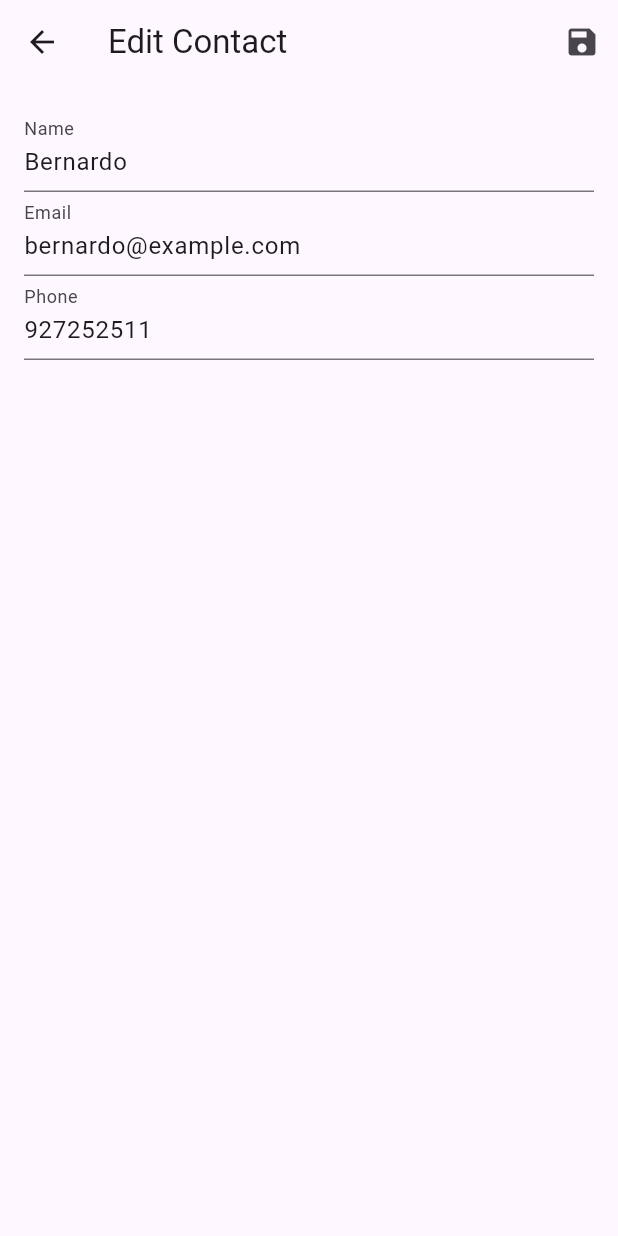
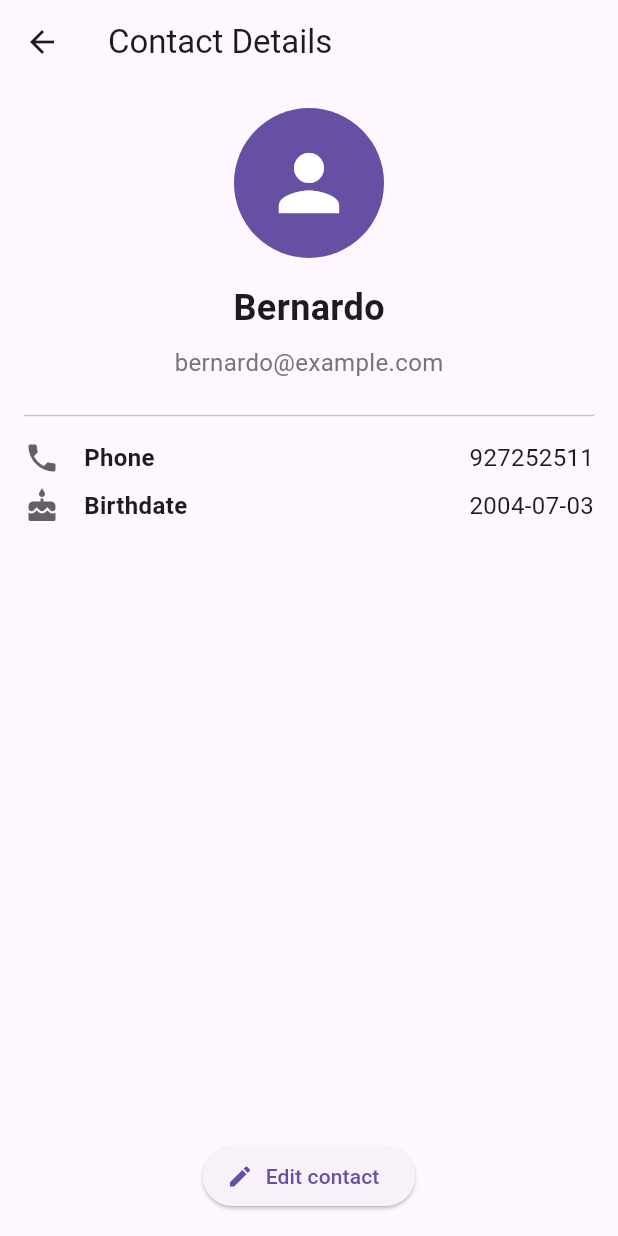
Before and after one commit to BernardoArede/ContactsApp-Flutter, a Flutter app: the screen it shows after launch, after a tap on "Bernardo", on a phone screen of 412 x 824 dp. Run offline on Flutter 3.47's test engine with Material 3 defaults, Android fonts, the phone set to English and light mode, and no system bars; our stand-ins replace image_picker.

Commit message:
Add: viewContactScreen

```diff
--- a/lib/screens/addContactScreen.dart
+++ b/lib/screens/addContactScreen.dart
@@ -1,4 +1,3 @@
-
 import 'dart:io';
 
 import 'package:flutter/cupertino.dart';
--- a/lib/screens/editContactScreen.dart
+++ b/lib/screens/editContactScreen.dart
@@ -20,6 +20,7 @@ class _EditContactScreenState extends State<EditContactScreen>{
   late TextEditingController nameController;
   late TextEditingController emailController;
   late TextEditingController phoneController;
+  late TextEditingController dateController;
 
   @override
   void initState(){
@@ -27,6 +28,7 @@ class _EditContactScreenState extends State<EditContactScreen>{
     nameController = TextEditingController(text: widget.contact.name);
     emailController = TextEditingController(text: widget.contact.email);
     phoneController = TextEditingController(text: widget.contact.phone);
+    dateController = TextEditingController(text: widget.contact.birthdate);
   }
 
   @override
@@ -42,6 +44,7 @@ class _EditContactScreenState extends State<EditContactScreen>{
                   name: nameController.text,
                   email: emailController.text,
                   phone: phoneController.text,
+                  birthdate: dateController.text
               );
               Navigator.pop(context, updateContact);
             },
@@ -55,16 +58,23 @@ class _EditContactScreenState extends State<EditContactScreen>{
             TextField(
               controller: nameController,
               decoration: const InputDecoration(labelText: 'Name'),
+
             ),
             TextField(
               controller: emailController,
               decoration: const InputDecoration(labelText: 'Email'),
+              keyboardType: TextInputType.emailAddress,
             ),
             TextField(
               controller: phoneController,
               decoration: const InputDecoration(labelText: 'Phone'),
               keyboardType: TextInputType.phone,
             ),
+            TextField(
+              controller: dateController,
+              decoration: const InputDecoration(labelText: 'Birthdate'),
+              keyboardType: TextInputType.datetime,
+            )
           ],
         ),
       ),
--- a/lib/screens/homeScreen.dart
+++ b/lib/screens/homeScreen.dart
@@ -1,4 +1,5 @@
 import 'package:flutter/material.dart';
+import 'package:flutter_contacts/screens/viewContactScreen.dart';
 import '../models/contact.dart';
 import 'addContactScreen.dart';
 import 'editContactScreen.dart';
@@ -56,7 +57,7 @@ class _HomeScreenState extends State<HomeScreen>{
                 final updateContact = await Navigator.push(
                   context,
                   MaterialPageRoute(
-                    builder:(context) => EditContactScreen(contact:contact),
+                    builder:(context) => viewContactScreen(contact:contact),
                   ),
                 );
                 if(updateContact != null){
--- /dev/null
+++ b/lib/screens/viewContactScreen.dart
@@ -0,0 +1,100 @@
+
+import 'package:flutter/material.dart';
+import 'package:flutter_contacts/screens/editContactScreen.dart';
+import '../models/contact.dart';
+
+class viewContactScreen extends StatelessWidget {
+  final Contact contact;
+  const viewContactScreen({super.key, required this.contact});
+
+  @override
+  Widget build(BuildContext context){
+    return Scaffold(
+      appBar: AppBar(
+        title: Text("Contact Details"),
+      ),
+      body: Padding(
+        padding: const EdgeInsets.all(16.0),
+        child: Column(
+          crossAxisAlignment: CrossAxisAlignment.stretch,
+          children: [
+
+            /*TODO-> Temos que substituir isto pela foto do contacto se tiver se não colocar este icone*/
+            CircleAvatar(
+              radius: 50,
+              child: Icon(Icons.person, size: 60, color: Colors.white),
+              backgroundColor: Theme.of(context).primaryColor,
+            ),
+            const SizedBox(height: 16),
+            Center(
+              child: Text(
+                contact.name,
+                style: const TextStyle(
+                  fontSize: 24,
+                  fontWeight: FontWeight.bold,
+                ),
+              ),
+            ),
+            const SizedBox(height: 8),
+            Center(
+              child: Text(
+                contact.email,
+                style: TextStyle(
+                  fontSize: 16,
+                  color: Colors.grey.shade600,
+                ),
+              ),
+            ),
+            const SizedBox(height: 16),
+            const Divider(thickness: 1),
+            const SizedBox(height: 8),
+            _buildDetailRow(Icons.phone, 'Phone', contact.phone),
+            if(contact.birthdate != null)
+              const SizedBox(height: 8),
+            _buildDetailRow(Icons.cake, 'Birthdate', contact.birthdate!),
+            const Spacer(),
+            Center(
+              child: ElevatedButton.icon(
+                  onPressed: () async{
+                    final updateContact =  await Navigator.push(
+                      context,
+                      MaterialPageRoute(
+                        builder: (context) => EditContactScreen(contact: contact),
+                      ),
+                  );
+                    if(updateContact != null){
+                      Navigator.pop(context, updateContact);
+                    }
+                  },
+                  icon: const Icon(Icons.edit),
+                  label: const Text("Edit contact"),
+              )
+            )
+          ],
+        ),
+      ),
+    );
+  }
+}
+
+Widget _buildDetailRow(IconData icon, String label, String value) {
+  return Row(
+    children: [
+      Icon(icon, color: Colors.grey.shade700),
+      const SizedBox(width: 16),
+      Expanded(
+        child: Text(
+          label,
+          style: const TextStyle(
+            fontSize: 16,
+            fontWeight: FontWeight.bold,
+          ),
+        ),
+      ),
+      Text(
+        value,
+        style: const TextStyle(fontSize: 16),
+      ),
+    ],
+  );
+}
```
Also changed, not shown: pubspec.lock.
